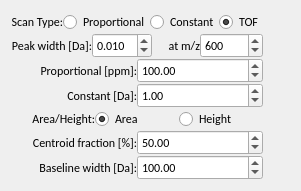
Old version of the form src/adplugins/qtwidgets/centroidform.ui in the repository qtplatz/qtplatz.
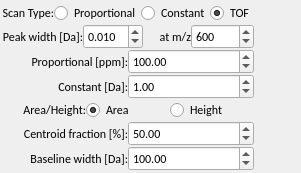
New version of the form.

The edit to the form file:
```diff
--- a/src/adplugins/qtwidgets/centroidform.ui
+++ b/src/adplugins/qtwidgets/centroidform.ui
@@ -10,10 +10,33 @@
     <height>168</height>
    </rect>
   </property>
+  <property name="sizePolicy">
+   <sizepolicy hsizetype="Preferred" vsizetype="Preferred">
+    <horstretch>0</horstretch>
+    <verstretch>0</verstretch>
+   </sizepolicy>
+  </property>
+  <property name="font">
+   <font>
+    <family>Calibri</family>
+   </font>
+  </property>
   <property name="windowTitle">
    <string>Form</string>
   </property>
   <layout class="QHBoxLayout" name="horizontalLayout_2">
+   <property name="leftMargin">
+    <number>2</number>
+   </property>
+   <property name="topMargin">
+    <number>2</number>
+   </property>
+   <property name="rightMargin">
+    <number>2</number>
+   </property>
+   <property name="bottomMargin">
+    <number>2</number>
+   </property>
    <item>
     <layout class="QVBoxLayout" name="verticalLayout">
      <property name="spacing">
```
